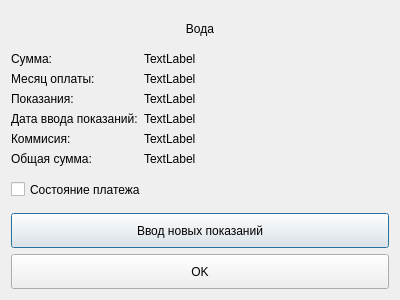
Above: Forms/rubbish.ui from FenyukAndrew/QtCalculatePayment before the change. Below: the same form after it.
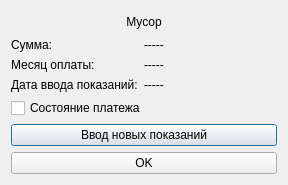
That is the form after the change.

```diff
--- a/Forms/rubbish.ui
+++ b/Forms/rubbish.ui
@@ -5,8 +5,8 @@
    <rect>
     <x>0</x>
     <y>0</y>
-    <width>400</width>
-    <height>300</height>
+    <width>288</width>
+    <height>185</height>
    </rect>
   </property>
   <property name="sizePolicy">
@@ -33,7 +33,7 @@
      <item>
       <widget class="QLabel" name="label">
        <property name="text">
-        <string>Вода</string>
+        <string>Мусор</string>
        </property>
        <property name="textFormat">
         <enum>Qt::AutoText</enum>
@@ -45,6 +45,9 @@
      </item>
      <item>
       <layout class="QFormLayout" name="formLayout_2">
+       <property name="fieldGrowthPolicy">
+        <enum>QFormLayout::AllNonFixedFieldsGrow</enum>
+       </property>
        <item row="0" column="0">
         <widget class="QLabel" name="label_5">
          <property name="text">
@@ -92,7 +95,7 @@
           </palette>
          </property>
          <property name="text">
-          <string>TextLabel</string>
+          <string>-----</string>
          </property>
         </widget>
        </item>
@@ -106,63 +109,21 @@
        <item row="1" column="1">
         <widget class="QLabel" name="Month_Year_Payment">
          <property name="text">
-          <string>TextLabel</string>
+          <string>-----</string>
          </property>
         </widget>
        </item>
        <item row="2" column="0">
-        <widget class="QLabel" name="label_4">
-         <property name="text">
-          <string>Показания:</string>
-         </property>
-        </widget>
-       </item>
-       <item row="2" column="1">
-        <widget class="QLabel" name="Value">
-         <property name="text">
-          <string>TextLabel</string>
-         </property>
-        </widget>
-       </item>
-       <item row="3" column="0">
         <widget class="QLabel" name="label_3">
          <property name="text">
           <string>Дата ввода показаний:</string>
          </property>
         </widget>
        </item>
-       <item row="3" column="1">
+       <item row="2" column="1">
         <widget class="QLabel" name="Date_Input_Value">
          <property name="text">
-          <string>TextLabel</string>
-         </property>
-        </widget>
-       </item>
-       <item row="4" column="0">
-        <widget class="QLabel" name="label_6">
-         <property name="text">
-          <string>Коммисия:</string>
-         </property>
-        </widget>
-       </item>
-       <item row="4" column="1">
-        <widget class="QLabel" name="Commission">
-         <property name="text">
-          <string>TextLabel</string>
-         </property>
-        </widget>
-       </item>
-       <item row="5" column="0">
-        <widget class="QLabel" name="label_7">
-         <property name="text">
-          <string>Общая сумма:</string>
-         </property>
-        </widget>
-       </item>
-       <item row="5" column="1">
-        <widget class="QLabel" name="Sum_Commission">
-         <property name="text">
-          <string>TextLabel</string>
+          <string>-----</string>
          </property>
         </widget>
        </item>
```
Left out of the diff: 4 changed lines with no effect on the pictures.
